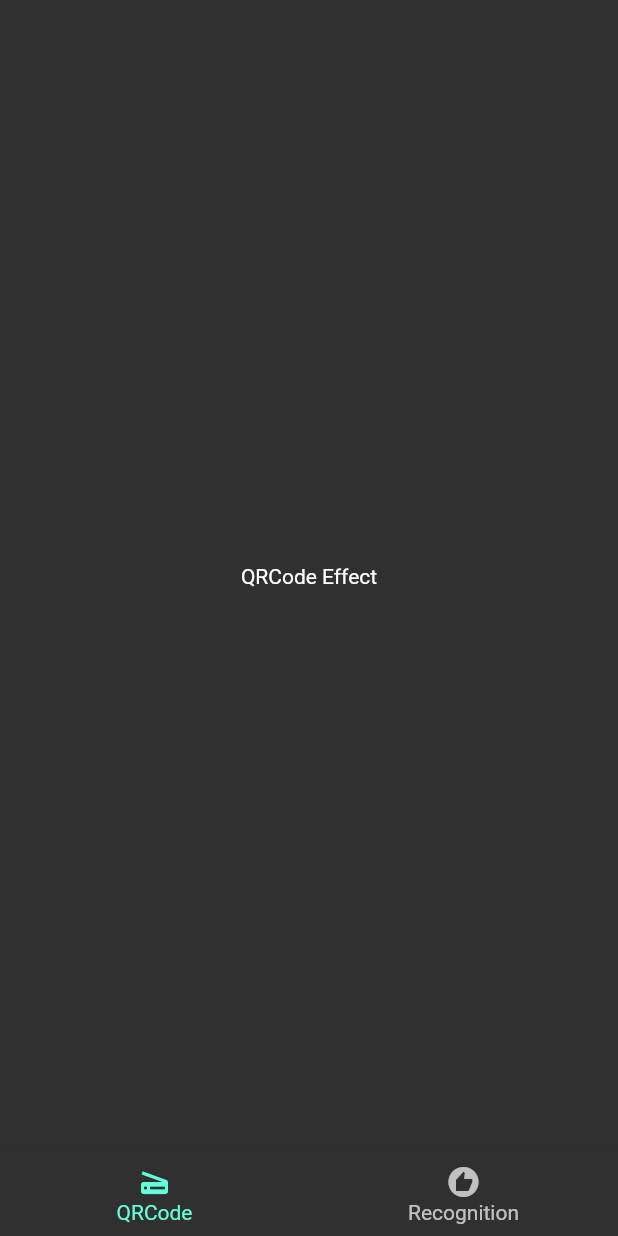
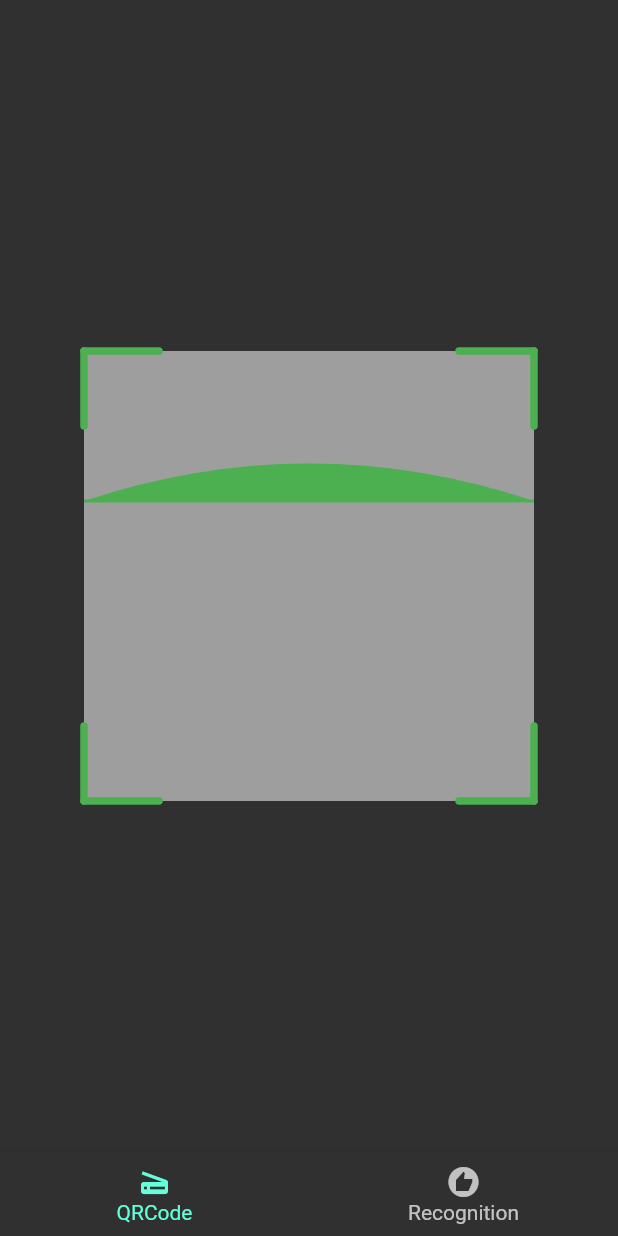
Before and after one commit to and2long/scanning_effect, a Flutter app: the screen it shows after launch, on a phone screen of 412 x 824 dp. Run offline on Flutter 3.47's test engine with Material 2 defaults, Android fonts, the light colour scheme and no system bars.

Commit message:
二维码扫描界面。

```diff
--- /dev/null
+++ b/lib/components/qrcode_layout.dart
@@ -0,0 +1,83 @@
+import 'package:flutter/material.dart';
+
+class QRCodeLayout extends StatefulWidget {
+  final Size size;
+
+  const QRCodeLayout({Key? key, required this.size}) : super(key: key);
+
+  @override
+  _QRCodeLayoutState createState() => _QRCodeLayoutState();
+}
+
+class _QRCodeLayoutState extends State<QRCodeLayout> {
+  @override
+  Widget build(BuildContext context) {
+    return CustomPaint(
+      size: widget.size,
+      painter: QRCodeBorderPainter(),
+      foregroundPainter: QRCodeScannerPainter(),
+    );
+  }
+}
+
+/// 二维码边框
+class QRCodeBorderPainter extends CustomPainter {
+  Paint _paint = Paint()
+    ..color = Colors.green
+    ..style = PaintingStyle.stroke
+    ..strokeCap = StrokeCap.round
+    ..isAntiAlias = true
+    ..strokeWidth = 5;
+
+  double angleWidth = 50;
+
+  @override
+  void paint(Canvas canvas, Size size) {
+    // 左上角
+    canvas.drawLine(Offset(0, 0), Offset(0, 50), _paint);
+    canvas.drawLine(Offset(0, 0), Offset(50, 0), _paint);
+    // 右上角
+    canvas.drawLine(
+        Offset(size.width - angleWidth, 0), Offset(size.width, 0), _paint);
+    canvas.drawLine(
+        Offset(size.width, 0), Offset(size.width, angleWidth), _paint);
+    // 左下角
+    canvas.drawLine(
+        Offset(0, size.height), Offset(0, size.height - angleWidth), _paint);
+    canvas.drawLine(
+        Offset(0, size.height), Offset(angleWidth, size.height), _paint);
+    // 右下角
+    canvas.drawLine(Offset(size.width, size.height),
+        Offset(size.width, size.height - angleWidth), _paint);
+    canvas.drawLine(Offset(size.width, size.height),
+        Offset(size.width - angleWidth, size.height), _paint);
+  }
+
+  @override
+  bool shouldRepaint(covariant CustomPainter oldDelegate) {
+    return false;
+  }
+}
+
+/// 中间扫描器
+class QRCodeScannerPainter extends CustomPainter {
+  Paint _paint = Paint()
+    ..color = Colors.green
+    ..style = PaintingStyle.fill
+    ..strokeWidth = 2;
+
+  @override
+  void paint(Canvas canvas, Size size) {
+    print('size: $size');
+    canvas.drawLine(Offset(0, 100), Offset(size.width, 100), _paint);
+    Path path = Path();
+    path.moveTo(0, 100);
+    path.conicTo(size.width / 2, 50, size.width, 100, 1);
+    canvas.drawPath(path, _paint);
+  }
+
+  @override
+  bool shouldRepaint(covariant CustomPainter oldDelegate) {
+    return true;
+  }
+}
--- a/lib/qrcode_effect_page.dart
+++ b/lib/qrcode_effect_page.dart
@@ -1,13 +1,15 @@
 import 'package:flutter/material.dart';
+import 'package:scanning_effect/components/qrcode_layout.dart';
 
 class QRCodeEffectPage extends StatelessWidget {
   const QRCodeEffectPage({Key? key}) : super(key: key);
 
   @override
   Widget build(BuildContext context) {
-    return Container(
-      child: Center(
-        child: Text('QRCode Effect'),
+    return Center(
+      child: Container(
+        child: QRCodeLayout(size: Size(300, 300)),
+        color: Colors.grey,
       ),
     );
   }
```
